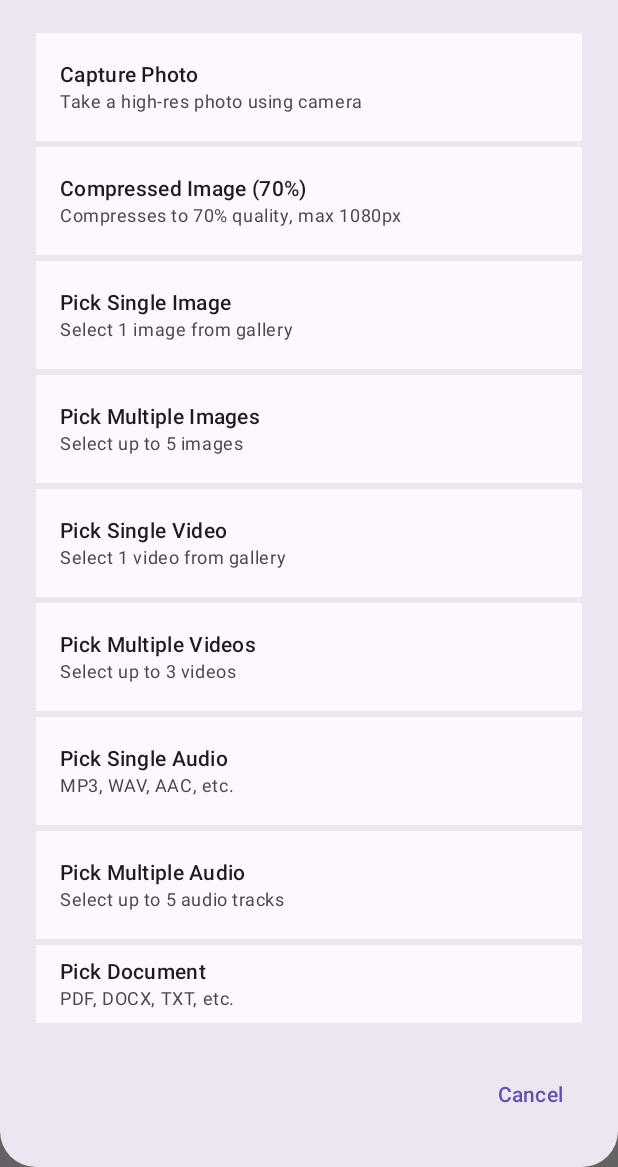
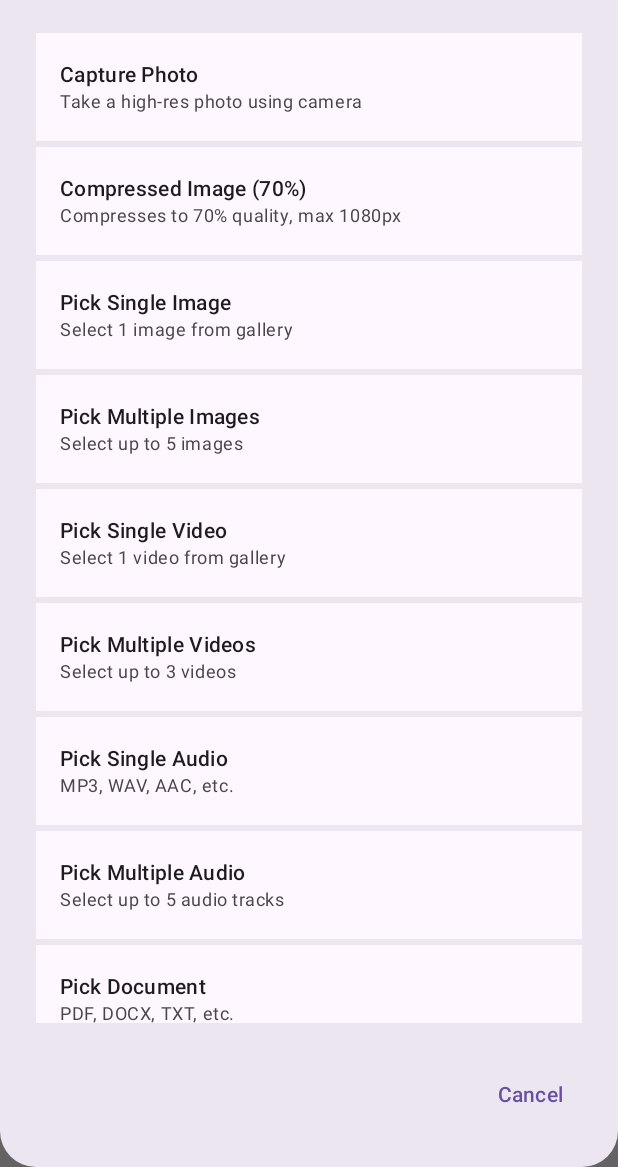
Before and after one commit to gargpadmakar/MediaPickerKMP, an Android app built with Jetpack Compose: the screen it shows after launch (MainActivity), after a tap on "Dialog Picker", on a phone screen of 412 x 824 dp, the part 69-1236 px from its top. Run offline under Robolectric (Android 15) with nearby library versions, the phone set to English and light mode, and no system bars.

Commit message:
fix(compose): add vertical scrolling to MediaPickerDialog and MediaPickerBottomSheet

```diff
--- a/media-picker-compose/src/commonMain/kotlin/io/github/padmakargarg/mediapicker/compose/component/MediaPickerDialog.kt
+++ b/media-picker-compose/src/commonMain/kotlin/io/github/padmakargarg/mediapicker/compose/component/MediaPickerDialog.kt
@@ -2,9 +2,9 @@ package io.github.padmakargarg.mediapicker.compose.component
 
 import androidx.compose.foundation.clickable
 import androidx.compose.foundation.layout.*
-import androidx.compose.foundation.lazy.LazyColumn
-import androidx.compose.foundation.lazy.items
+import androidx.compose.foundation.rememberScrollState
 import androidx.compose.foundation.shape.RoundedCornerShape
+import androidx.compose.foundation.verticalScroll
 import androidx.compose.material3.*
 import androidx.compose.runtime.Composable
 import androidx.compose.ui.Modifier
@@ -12,7 +12,7 @@ import androidx.compose.ui.text.font.FontWeight
 import androidx.compose.ui.unit.dp
 
 /**
- * Material 3 Alert Dialog displaying media picker choices.
+ * Material 3 Alert Dialog displaying media picker choices with scroll support.
  */
 @Composable
 fun MediaPickerDialog(
@@ -32,8 +32,11 @@ fun MediaPickerDialog(
             )
         },
         text = {
+            val scrollState = rememberScrollState()
             Column(
-                modifier = Modifier.fillMaxWidth(),
+                modifier = Modifier
+                    .fillMaxWidth()
+                    .verticalScroll(scrollState),
                 verticalArrangement = Arrangement.spacedBy(4.dp)
             ) {
                 actions.forEach { action ->
```
Also changed, not shown: media-picker-compose/src/commonMain/kotlin/io/github/padmakargarg/mediapicker/compose/component/MediaPickerBottomSheet.kt (+7 -5 lines).
